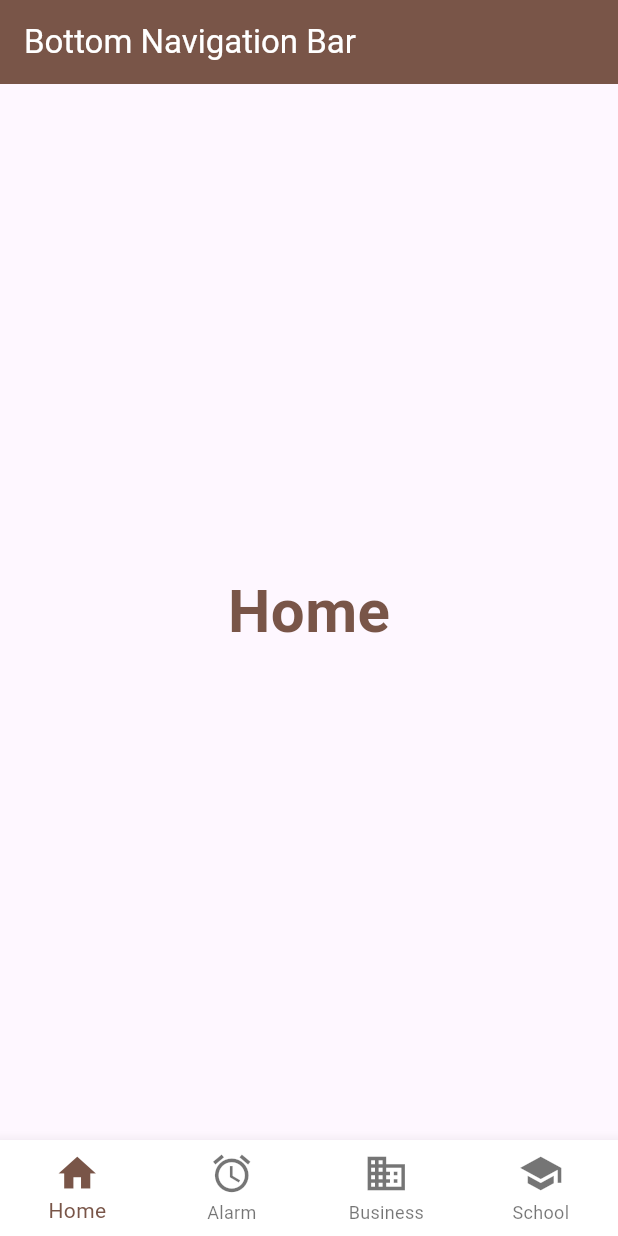
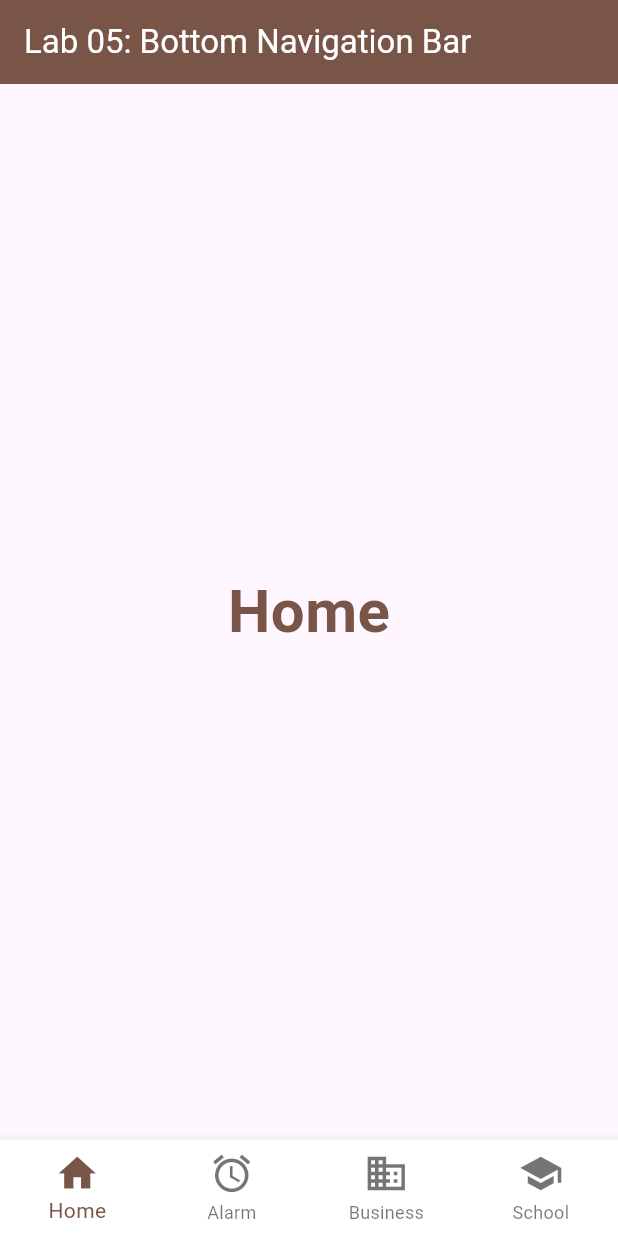
Before and after one commit to ywden/TMA3084_G02_106693_Lab05_Lesson07, a Flutter app: the screen it shows after launch, on a phone screen of 412 x 824 dp. Run offline on Flutter 3.47's test engine with Material 3 defaults, Android fonts, the phone set to English and light mode, and no system bars.

Commit message:
Update AppBar title on main to simulate merge conflict

```diff
--- a/bottom_navigation_bar_lab/lib/main.dart
+++ b/bottom_navigation_bar_lab/lib/main.dart
@@ -41,7 +41,7 @@ class _BottomNavLabState extends State<BottomNavLab> {
   Widget build(BuildContext context) {
     return Scaffold(
       appBar: AppBar(
-        title: const Text('Bottom Navigation Bar'),
+        title: const Text('Lab 05: Bottom Navigation Bar'),
         backgroundColor: Colors.brown,
         foregroundColor: Colors.white,
       ),
```
